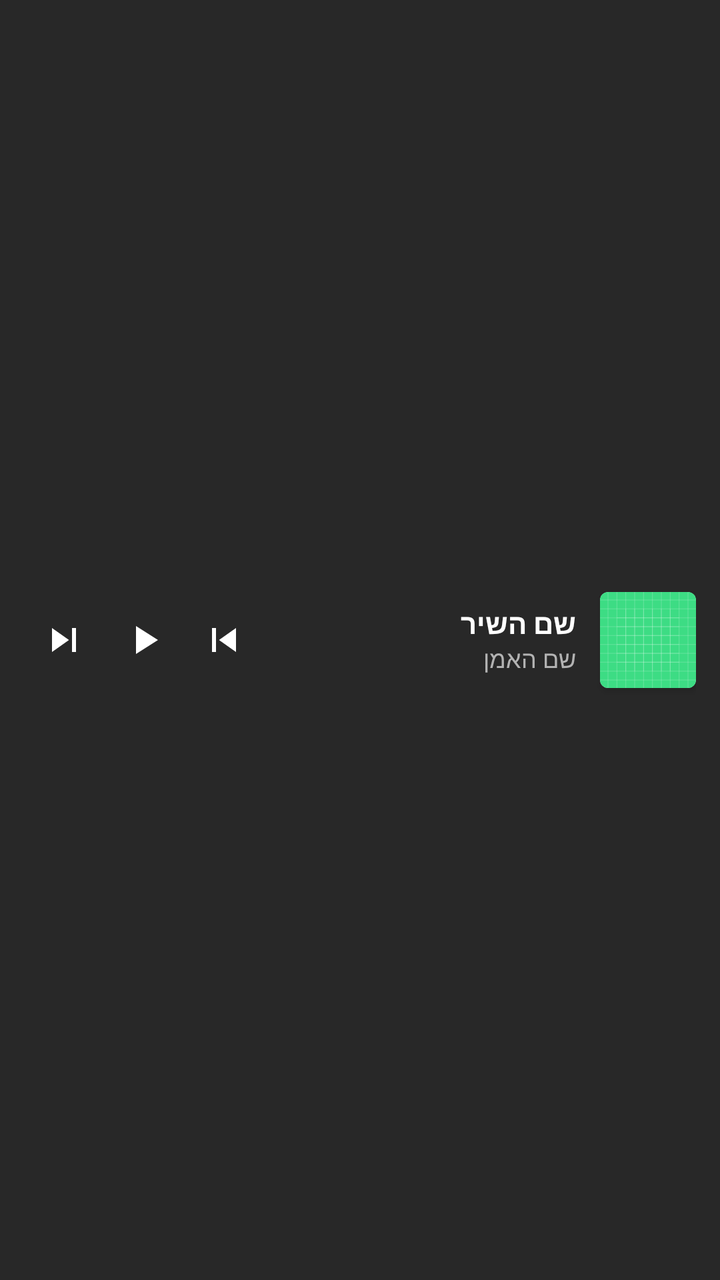
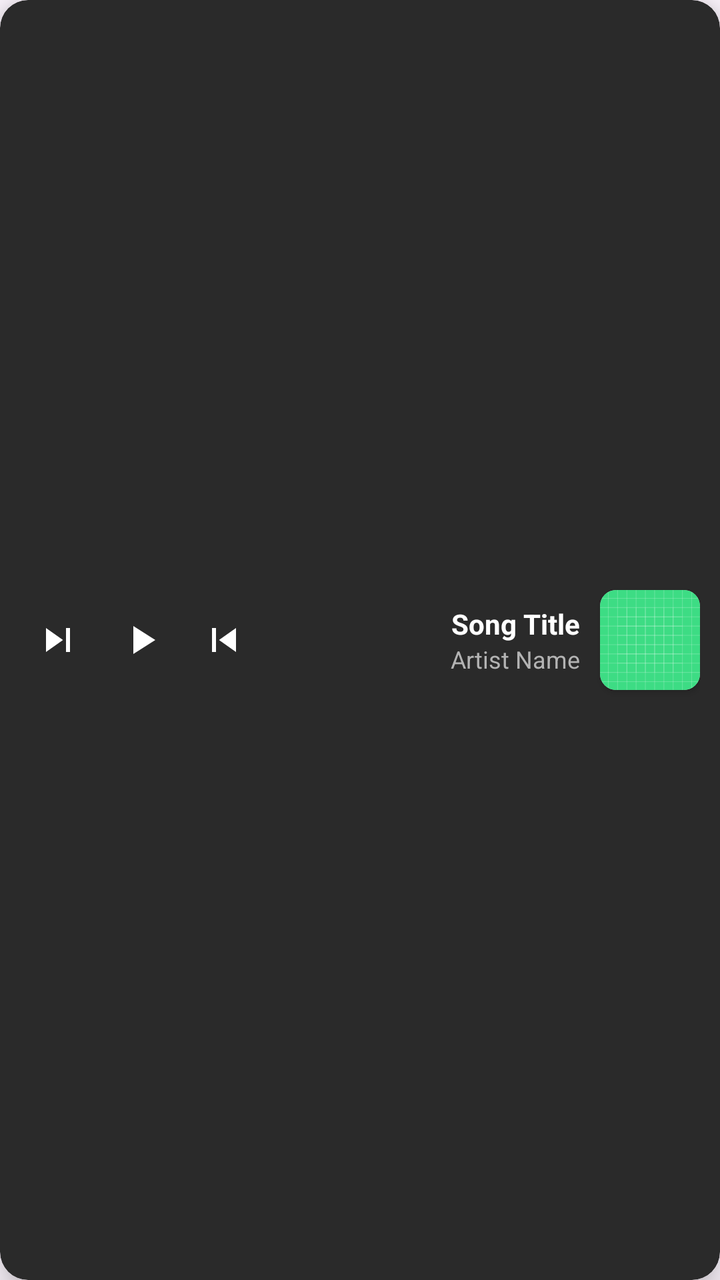

Screens rendered from an Android XML layout before and after an edit, with the pre-edit source and the edit as a unified diff.
<!-- AndroidManifest.xml: application theme Theme.SpotifyClone -->
<!-- res/layout/layout_mini_player.xml -->
<?xml version="1.0" encoding="utf-8"?>
<LinearLayout xmlns:android="http://schemas.android.com/apk/res/android"
    xmlns:app="http://schemas.android.com/apk/res-auto"
    android:id="@+id/miniPlayer"
    android:layout_width="match_parent"
    android:layout_height="70dp"
    android:background="#282828"
    android:orientation="horizontal"
    android:gravity="center_vertical"
    android:paddingStart="12dp"
    android:paddingEnd="12dp"
    android:elevation="8dp"
    android:layoutDirection="rtl">

    <androidx.cardview.widget.CardView
        android:layout_width="48dp"
        android:layout_height="48dp"
        app:cardCornerRadius="4dp">
        <ImageView
            android:id="@+id/miniAlbumArt"
            android:layout_width="match_parent"
            android:layout_height="match_parent"
            android:scaleType="centerCrop"
            android:src="@drawable/ic_launcher_background" />
    </androidx.cardview.widget.CardView>

    <LinearLayout
        android:layout_width="0dp"
        android:layout_height="wrap_content"
        android:layout_weight="1"
        android:orientation="vertical"
        android:layout_marginStart="12dp"
        android:layout_marginEnd="12dp">

        <TextView
            android:id="@+id/miniSongTitle"
            android:layout_width="wrap_content"
            android:layout_height="wrap_content"
            android:text="שם השיר"
            android:textColor="#FFFFFF"
            android:textSize="14sp"
            android:textStyle="bold"
            android:ellipsize="end"
            android:maxLines="1" />

        <TextView
            android:id="@+id/miniArtistName"
            android:layout_width="wrap_content"
            android:layout_height="wrap_content"
            android:text="שם האמן"
            android:textColor="#B3B3B3"
            android:textSize="12sp"
            android:ellipsize="end"
            android:maxLines="1" />
    </LinearLayout>

    <ImageButton
        android:id="@+id/miniBtnPrev"
        android:layout_width="40dp"
        android:layout_height="40dp"
        android:background="?attr/selectableItemBackgroundBorderless"
        android:src="@drawable/ic_previous"
        app:tint="#FFFFFF" />

    <ImageButton
        android:id="@+id/miniBtnPlayPause"
        android:layout_width="40dp"
        android:layout_height="40dp"
        android:background="?attr/selectableItemBackgroundBorderless"
        android:src="@drawable/ic_play"
        app:tint="#FFFFFF" />

    <ImageButton
        android:id="@+id/miniBtnNext"
        android:layout_width="40dp"
        android:layout_height="40dp"
        android:background="?attr/selectableItemBackgroundBorderless"
        android:src="@drawable/ic_next"
        app:tint="#FFFFFF" />

</LinearLayout>
<!-- resources referenced by this layout -->
<resources>
  <!-- drawable ic_launcher_background: vector/xml drawable (drawable, 4866 chars, omitted) -->
  <!-- drawable ic_next (drawable) -->
  <?xml version="1.0" encoding="utf-8"?>
  <vector xmlns:android="http://schemas.android.com/apk/res/android"
      android:width="24dp"
      android:height="24dp"
      android:viewportWidth="24"
      android:viewportHeight="24">
  
      <path
          android:fillColor="#FFFFFF"
          android:pathData="M6,18l8.5,-6L6,6v12zM16,6v12h2V6h-2z"/>
  
  </vector>
  <!-- drawable ic_play (drawable) -->
  <?xml version="1.0" encoding="utf-8"?>
  <vector xmlns:android="http://schemas.android.com/apk/res/android"
      android:width="24dp"
      android:height="24dp"
      android:viewportWidth="24"
      android:viewportHeight="24">
  
      <path
          android:fillColor="#121212"
          android:pathData="M8,5v14l11,-7z"/>
  
  </vector>
  <!-- drawable ic_previous (drawable) -->
  <?xml version="1.0" encoding="utf-8"?>
  <vector xmlns:android="http://schemas.android.com/apk/res/android"
      android:width="24dp"
      android:height="24dp"
      android:viewportWidth="24"
      android:viewportHeight="24">
  
      <path
          android:fillColor="#FFFFFF"
          android:pathData="M6,6h2v12H6zm3.5,6l8.5,6V6z"/>
  
  </vector>
  <style name="Theme.SpotifyClone" parent="Base.Theme.SpotifyClone" />
  <style name="Base.Theme.SpotifyClone" parent="Theme.Material3.DayNight.NoActionBar">
          
          
      </style>
</resources>

<!-- the commit's change to res/layout/layout_mini_player.xml (unified diff, before → after) -->
@@ -1,81 +1,87 @@
 <?xml version="1.0" encoding="utf-8"?>
-<LinearLayout xmlns:android="http://schemas.android.com/apk/res/android"
+<androidx.cardview.widget.CardView
+    xmlns:android="http://schemas.android.com/apk/res/android"
     xmlns:app="http://schemas.android.com/apk/res-auto"
-    android:id="@+id/miniPlayer"
     android:layout_width="match_parent"
     android:layout_height="70dp"
-    android:background="#282828"
-    android:orientation="horizontal"
-    android:gravity="center_vertical"
-    android:paddingStart="12dp"
-    android:paddingEnd="12dp"
-    android:elevation="8dp"
+    android:layout_marginHorizontal="8dp"
+    android:layout_marginBottom="6dp"
+    app:cardBackgroundColor="#2A2A2A"
+    app:cardCornerRadius="14dp"
+    app:cardElevation="10dp"
     android:layoutDirection="rtl">
 
-    <androidx.cardview.widget.CardView
-        android:layout_width="48dp"
-        android:layout_height="48dp"
-        app:cardCornerRadius="4dp">
-        <ImageView
-            android:id="@+id/miniAlbumArt"
-            android:layout_width="match_parent"
-            android:layout_height="match_parent"
-            android:scaleType="centerCrop"
-            android:src="@drawable/ic_launcher_background" />
-    </androidx.cardview.widget.CardView>
+    <LinearLayout
+        android:layout_width="match_parent"
+        android:layout_height="match_parent"
+        android:gravity="center_vertical"
+        android:orientation="horizontal"
+        android:paddingHorizontal="10dp">
 
-    <LinearLayout
-        android:layout_width="0dp"
-        android:layout_height="wrap_content"
-        android:layout_weight="1"
-        android:orientation="vertical"
-        android:layout_marginStart="12dp"
-        android:layout_marginEnd="12dp">
+        <androidx.cardview.widget.CardView
+            android:layout_width="50dp"
+            android:layout_height="50dp"
+            app:cardCornerRadius="8dp">
+            <ImageView
+                android:id="@+id/miniAlbumArt"
+                android:layout_width="match_parent"
+                android:layout_height="match_parent"
+                android:scaleType="centerCrop"
+                android:src="@drawable/ic_launcher_background" />
+        </androidx.cardview.widget.CardView>
 
-        <TextView
-            android:id="@+id/miniSongTitle"
-            android:layout_width="wrap_content"
+        <LinearLayout
+            android:layout_width="0dp"
             android:layout_height="wrap_content"
-            android:text="שם השיר"
-            android:textColor="#FFFFFF"
-            android:textSize="14sp"
-            android:textStyle="bold"
-            android:ellipsize="end"
-            android:maxLines="1" />
+            android:layout_weight="1"
+            android:layout_marginHorizontal="10dp"
+            android:orientation="vertical">
 
-        <TextView
-            android:id="@+id/miniArtistName"
-            android:layout_width="wrap_content"
-            android:layout_height="wrap_content"
-            android:text="שם האמן"
-            android:textColor="#B3B3B3"
-            android:textSize="12sp"
-            android:ellipsize="end"
-            android:maxLines="1" />
+            <TextView
+                android:id="@+id/miniSongTitle"
+                android:layout_width="wrap_content"
+                android:layout_height="wrap_content"
+                android:ellipsize="end"
+                android:maxLines="1"
+                android:text="Song Title"
+                android:textColor="@color/white"
+                android:textSize="14sp"
+                android:textStyle="bold" />
+
+            <TextView
+                android:id="@+id/miniArtistName"
+                android:layout_width="wrap_content"
+                android:layout_height="wrap_content"
+                android:ellipsize="end"
+                android:maxLines="1"
+                android:text="Artist Name"
+                android:textColor="@color/gray"
+                android:textSize="12sp" />
+        </LinearLayout>
+
+        <ImageButton
+            android:id="@+id/miniBtnPrev"
+            android:layout_width="38dp"
+            android:layout_height="38dp"
+            android:background="?attr/selectableItemBackgroundBorderless"
+            android:src="@drawable/ic_previous"
+            app:tint="@color/white" />
+
+        <ImageButton
+            android:id="@+id/miniBtnPlayPause"
+            android:layout_width="45dp"
+            android:layout_height="45dp"
+            android:background="?attr/selectableItemBackgroundBorderless"
+            android:src="@drawable/ic_play"
+            app:tint="@color/white" />
+
+        <ImageButton
+            android:id="@+id/miniBtnNext"
+            android:layout_width="38dp"
+            android:layout_height="38dp"
+            android:background="?attr/selectableItemBackgroundBorderless"
+            android:src="@drawable/ic_next"
+            app:tint="@color/white" />
+
     </LinearLayout>
-
-    <ImageButton
-        android:id="@+id/miniBtnPrev"
-        android:layout_width="40dp"
-        android:layout_height="40dp"
-        android:background="?attr/selectableItemBackgroundBorderless"
-        android:src="@drawable/ic_previous"
-        app:tint="#FFFFFF" />
-
-    <ImageButton
-        android:id="@+id/miniBtnPlayPause"
-        android:layout_width="40dp"
-        android:layout_height="40dp"
-        android:background="?attr/selectableItemBackgroundBorderless"
-        android:src="@drawable/ic_play"
-        app:tint="#FFFFFF" />
-
-    <ImageButton
-        android:id="@+id/miniBtnNext"
-        android:layout_width="40dp"
-        android:layout_height="40dp"
-        android:background="?attr/selectableItemBackgroundBorderless"
-        android:src="@drawable/ic_next"
-        app:tint="#FFFFFF" />
-
-</LinearLayout>
+</androidx.cardview.widget.CardView>
<!-- resource entries referenced after the edit -->
@@ -1,5 +1,7 @@
 <!-- resources referenced by this layout -->
 <resources>
+  <color name="gray">#B3B3B3</color>
+  <color name="white">#FFFFFF</color>
   <!-- drawable ic_launcher_background: vector/xml drawable (drawable, 4866 chars, omitted) -->
   <!-- drawable ic_next (drawable) -->
   <?xml version="1.0" encoding="utf-8"?>
